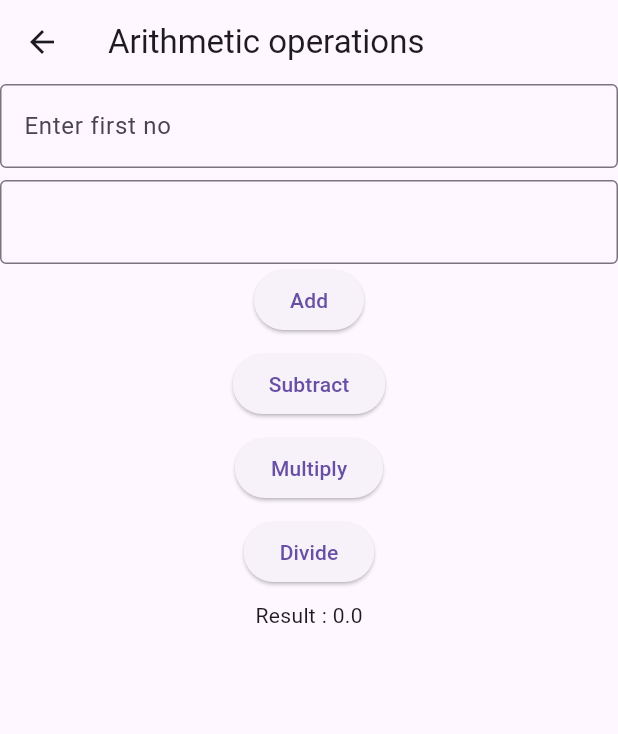
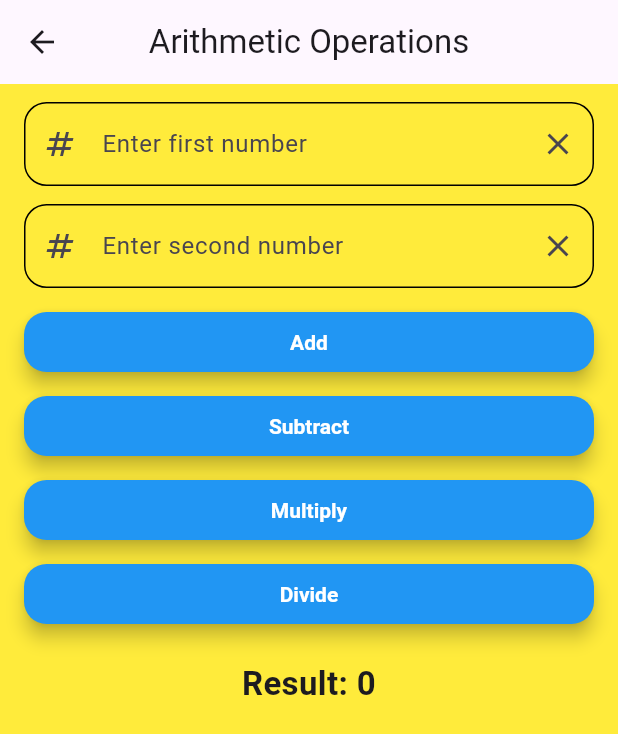
Before and after one commit to Ishan6965/Flutter_App_Project, a Flutter app: the screen it shows after launch, after a tap on "Arithmetic", on a phone screen of 412 x 824 dp. Shown: the top 734 px of the screen. Run offline on Flutter 3.47's test engine with Material 3 defaults, Android fonts, the phone set to English and light mode, and no system bars; our stand-ins replace material_ui.

Commit message:
Making practice calc app, classwork, arithmetic page is done, detail tracking not required so im removing the .gitignore file temporily before starting my actual kisansetu project app

```diff
--- a/lib/app.dart
+++ /dev/null
@@ -1,13 +0,0 @@
-import 'package:first_flutter_37b/pages/dashboard_page.dart';
-import 'package:material_ui/material_ui.dart';
-
-//Hot reload
-// Hot restart
-class MyApp extends StatelessWidget {
-  const new({super.key});
-
-  @override
-  Widget build(BuildContext context) {
-    return MaterialApp(home: DashboardPage()); // MaterialApp
-  }
-}
--- /dev/null
+++ b/lib/models/arithmetic_model.dart
@@ -0,0 +1,32 @@
+class ArithmeticModel {
+  final double first;
+  final double second;
+
+  ArithmeticModel({required this.first, required this.second});
+
+  double add() => first + second;
+
+  double subtract() => first - second;
+
+  double multiply() => first * second;
+
+  double? divide() {
+    if (second == 0) return null;
+    return first / second;
+  }
+
+  double? calculate(String operation) {
+    switch (operation) {
+      case 'add':
+        return add();
+      case 'subtract':
+        return subtract();
+      case 'multiply':
+        return multiply();
+      case 'divide':
+        return divide();
+      default:
+        return null;
+    }
+  }
+}
--- a/lib/pages/arithmetic_page.dart
+++ b/lib/pages/arithmetic_page.dart
@@ -1,51 +1,110 @@
-import 'package:flutter/widgets.dart';
-import 'package:material_ui/material_ui.dart';
+import 'package:first_flutter_37b/models/arithmetic_model.dart';
+import 'package:flutter/material.dart';
+import 'package:first_flutter_37b/widgets/my_button_widget.dart';
+import 'package:first_flutter_37b/widgets/my_textformfield_widget.dart';
 
-// Josko state change hudaina[cite: 3]
 class ArithmeticPage extends StatefulWidget {
-  const new({super.key}); // or ArithmeticPage({super.key})[cite: 3]
+  const ArithmeticPage({super.key});
 
   @override
   State<ArithmeticPage> createState() => _ArithmeticPageState();
 }
 
 class _ArithmeticPageState extends State<ArithmeticPage> {
-  //Variables declare[cite: 3]
-  // Controller[cite: 3]
   final TextEditingController firstController = TextEditingController();
   final TextEditingController secondController = TextEditingController();
-  double result = 0;
-  final _gap = SizedBox(height: 8);
+  String result = "0";
+
+  final _gap = const SizedBox(height: 12);
+  final _globalKey = GlobalKey<FormState>();
+
+  @override
+  void dispose() {
+    firstController.dispose();
+    secondController.dispose();
+    super.dispose();
+  }
+
+  void _calculate(String operation) {
+    if (_globalKey.currentState!.validate()) {
+      final first = double.tryParse(firstController.text.trim()) ?? 0;
+      final second = double.tryParse(secondController.text.trim()) ?? 0;
+
+      //Business logic lai chuttaune
+      final ArithmeticModel arithmeticModel = ArithmeticModel(
+        first: first,
+        second: second,
+      );
+
+      final answer = arithmeticModel.calculate(operation);
+      setState(() {
+        if (answer == null) {
+          result = "Unknown operator";
+        } else {
+          result = "$answer";
+        }
+      });
+    }
+  }
 
   @override
   Widget build(BuildContext context) {
     return Scaffold(
-      appBar: AppBar(title: Text("Arithmetic operations")),
-      body: Column(
+      backgroundColor: Colors.yellow,
+      appBar: AppBar(
+        title: const Text("Arithmetic Operations"),
+        centerTitle: true,
+      ),
+      body: Form(
+        key: _globalKey,
+        child: SingleChildScrollView(
+          padding: const EdgeInsets.symmetric(horizontal: 16.0, vertical: 12.0),
+          child: Column(
             children: [
-          TextFormField(
+              MyTextFormField(
                 controller: firstController,
-            decoration: InputDecoration(
-              labelText: "Enter first no",
-              border: OutlineInputBorder(),
-            ), // InputDecoration[cite: 3, 4]
-          ), // TextFormField[cite: 4]
+                labelText: "Enter first number",
+                errorText: "Please enter first number",
+              ),
               _gap,
-          TextFormField(
+              MyTextFormField(
                 controller: secondController,
-            decoration: InputDecoration(border: OutlineInputBorder()),
-          ), // TextFormField[cite: 4]
-          ElevatedButton(onPressed: () {}, child: Text("Add")),
+                labelText: "Enter second number",
+                errorText: "Please enter second number",
+              ),
               _gap,
-          ElevatedButton(onPressed: () {}, child: Text("Subtract")),
-          _gap,
-          ElevatedButton(onPressed: () {}, child: Text("Multiply")),
-          _gap,
-          ElevatedButton(onPressed: () {}, child: Text("Divide")),
-          _gap,
-          Text("Result : $result"),
+              MyButtonWidget(text: "Add", onPressed: () => _calculate('add')),
+              const SizedBox(height: 8),
+              MyButtonWidget(
+                text: "Subtract",
+                onPressed: () => _calculate('subtract'),
+              ),
+              const SizedBox(height: 8),
+              MyButtonWidget(
+                text: "Multiply",
+                onPressed: () => _calculate('multiply'),
+              ),
+              const SizedBox(height: 8),
+              MyButtonWidget(
+                text: "Divide",
+                onPressed: () => _calculate('divide'),
+              ),
+              const SizedBox(height: 20),
+              SizedBox(
+                width: double.infinity,
+                child: Text(
+                  "Result: $result",
+                  textAlign: TextAlign.center,
+                  style: const TextStyle(
+                    fontSize: 22,
+                    fontWeight: FontWeight.bold,
+                  ),
+                ),
+              ),
             ],
-      ), // Column[cite: 4]
-    ); // Scaffold[cite: 4]
+          ),
+        ),
+      ),
+    );
   }
 }
--- a/lib/pages/dashboard_page.dart
+++ b/lib/pages/dashboard_page.dart
@@ -1,29 +1,46 @@
+import 'package:material_ui/material_ui.dart';
 import 'package:first_flutter_37b/pages/arithmetic_page.dart';
-import 'package:material_ui/material_ui.dart';
 
 class DashboardPage extends StatelessWidget {
-  const new({super.key});
+  const DashboardPage({super.key});
 
   @override
   Widget build(BuildContext context) {
     return Scaffold(
-      appBar: AppBar(title: Text("Dashboard")), // AppBar
-      body: Column(
+      appBar: AppBar(title: const Text("Dashboard"), centerTitle: true),
+      body: Padding(
+        padding: const EdgeInsets.all(16),
+        child: Column(
+          crossAxisAlignment: CrossAxisAlignment.stretch,
           children: [
             ElevatedButton(
               onPressed: () {
-              // Navigator
                 Navigator.push(
                   context,
-                MaterialPageRoute(builder: (context) => ArithmeticPage()),
+                  MaterialPageRoute(
+                    builder: (context) => const ArithmeticPage(),
+                  ),
                 );
               },
-            child: Text("Arithmetic"),
-          ), // ElevatedButton
-          ElevatedButton(onPressed: () {}, child: Text("Simple Interest")),
-          ElevatedButton(onPressed: () {}, child: Text("Area of Circle")),
+              child: const Text("Arithmetic"),
+            ),
+            const SizedBox(height: 12),
+            ElevatedButton(
+              onPressed: () {
+                // TODO: Navigate to Simple Interest page
+              },
+              child: const Text("Simple Interest"),
+            ),
+            const SizedBox(height: 12),
+            ElevatedButton(
+              onPressed: () {
+                // TODO: Navigate to Area of Circle page
+              },
+              child: const Text("Area of Circle"),
+            ),
           ],
         ),
-    ); //
+      ),
+    );
   }
 }
--- /dev/null
+++ b/lib/widgets/app.dart
@@ -0,0 +1,14 @@
+import 'package:flutter/material.dart';
+import 'package:first_flutter_37b/pages/dashboard_page.dart';
+
+class MyApp extends StatelessWidget {
+  const MyApp({super.key});
+
+  @override
+  Widget build(BuildContext context) {
+    return const MaterialApp(
+      debugShowCheckedModeBanner: false,
+      home: DashboardPage(),
+    );
+  }
+}
--- a/lib/main.dart
+++ b/lib/widgets/main.dart
@@ -1,4 +1,4 @@
-import 'package:first_flutter_37b/app.dart';
+import 'package:first_flutter_37b/widgets/app.dart';
 import 'package:material_ui/material_ui.dart';
 
 void main() {
--- /dev/null
+++ b/lib/widgets/my_button_widget.dart
@@ -0,0 +1,28 @@
+import 'package:material_ui/material_ui.dart';
+
+class MyButtonWidget extends StatelessWidget {
+  const new({super.key, required this.text, required this.onPressed});
+
+  final String text;
+  final VoidCallback? onPressed;
+
+  @override
+  Widget build(BuildContext context) {
+    return SizedBox(
+      width: double.infinity,
+      child: ElevatedButton(
+        style: ElevatedButton.styleFrom(
+          backgroundColor: Colors.blue,
+          foregroundColor: Colors.white,
+          elevation: 5,
+          textStyle: TextStyle(fontSize: 14, fontWeight: .bold),
+          shape: RoundedRectangleBorder(
+            borderRadius: .circular(15),
+          ), // RoundedRectangleBorder
+        ),
+        onPressed: onPressed,
+        child: Text(text),
+      ), // ElevatedButton
+    ); // SizedBox
+  }
+}
--- /dev/null
+++ b/lib/widgets/my_textformfield_widget.dart
@@ -0,0 +1,53 @@
+import 'package:material_ui/material_ui.dart';
+
+class MyTextFormField extends StatelessWidget {
+  const MyTextFormField({
+    super.key,
+    required this.controller,
+    required this.labelText,
+    required this.errorText,
+  });
+
+  final TextEditingController controller;
+  final String labelText;
+  final String errorText;
+
+  @override
+  Widget build(BuildContext context) {
+    return TextFormField(
+      controller: controller,
+      keyboardType: TextInputType.number,
+      decoration: InputDecoration(
+        // filled: true,
+        // fillColor: Colors.blue,
+        labelText: labelText,
+        border: const OutlineInputBorder(),
+        prefixIcon: const Icon(Icons.numbers),
+        suffixIcon: IconButton(
+          onPressed: () {
+            controller.clear();
+          },
+          icon: const Icon(Icons.clear),
+        ),
+        enabledBorder: OutlineInputBorder(
+          borderRadius: BorderRadius.circular(15),
+        ),
+        focusedBorder: OutlineInputBorder(
+          borderRadius: BorderRadius.circular(15),
+        ),
+        errorBorder: OutlineInputBorder(
+          borderRadius: BorderRadius.circular(15),
+        ),
+        focusedErrorBorder: OutlineInputBorder(
+          borderRadius: BorderRadius.circular(15),
+        ),
+      ),
+      validator: (value) {
+        if (value == null || value.trim().isEmpty) {
+          return errorText;
+        }
+        return null;
+      },
+    );
+  }
+}
```
Lines whose indentation alone changed are shown as unchanged.
